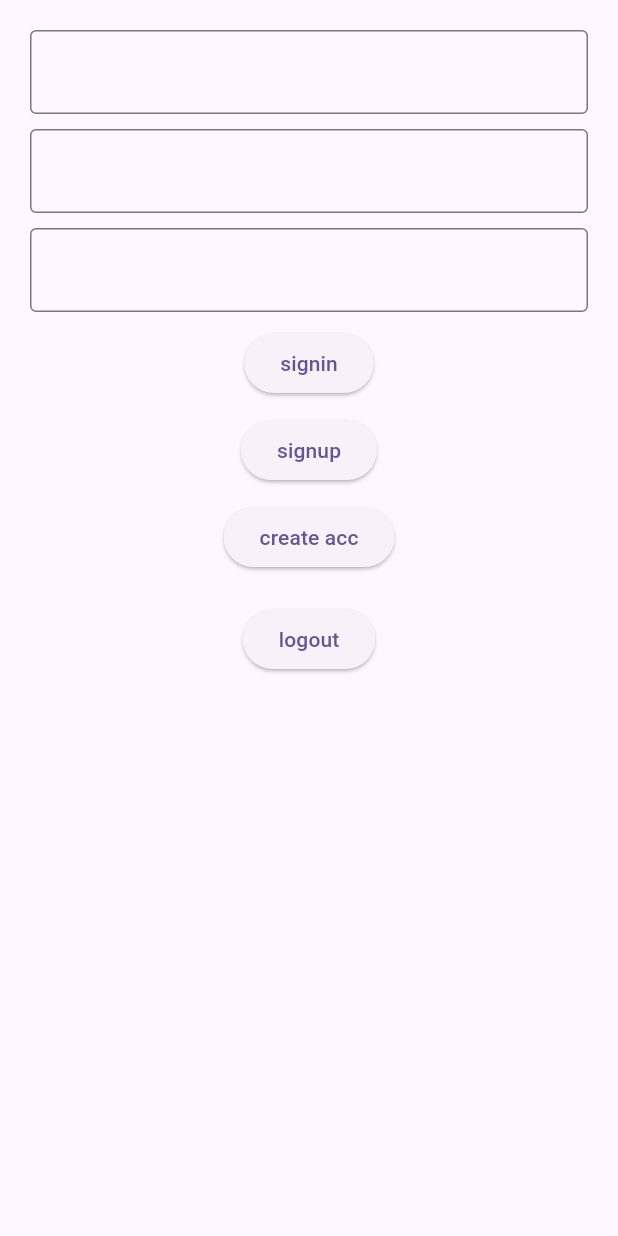
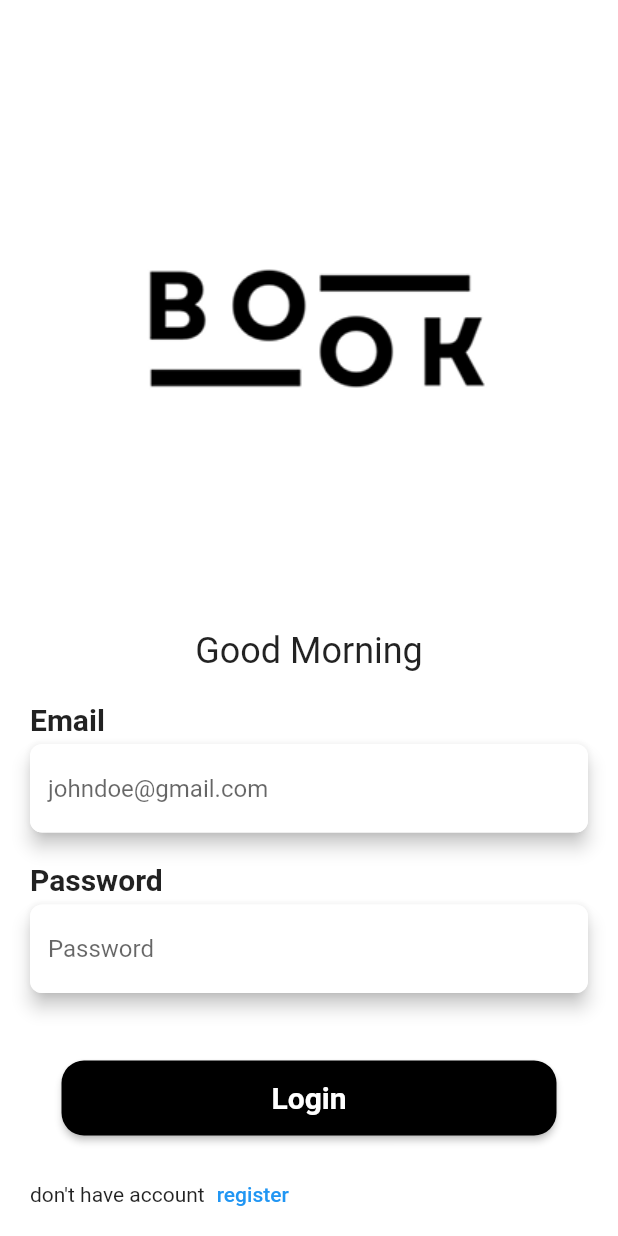
Before and after one commit to mrowenhuang/clean_architecture_book_app, a Flutter app: the screen it shows after launch, on a phone screen of 412 x 824 dp. Run offline on Flutter 3.47's test engine with Material 3 defaults, Android fonts, the phone set to English and light mode, and no system bars; our stand-ins replace bloc, cloud_firestore, dartz, equatable, firebase_auth, firebase_core and 3 more; accounts and stored records are empty.

Commit message:
update auth credential

```diff
--- /dev/null
+++ b/lib/common/navigator/app_navigator.dart
@@ -0,0 +1,14 @@
+import 'package:flutter/material.dart';
+
+class AppNavigator {
+  static void push(BuildContext context, Widget widget) {
+    Navigator.push(context, MaterialPageRoute(builder: (context) => widget));
+  }
+
+  static void pushRemove(BuildContext context, Widget widget) {
+    Navigator.pushReplacement(
+      context,
+      MaterialPageRoute(builder: (context) => widget),
+    );
+  }
+}
--- /dev/null
+++ b/lib/core/config/app_color.dart
@@ -0,0 +1,7 @@
+import 'package:flutter/material.dart';
+import 'package:flutter/services.dart';
+
+class AppColor {
+  static final Color primary = Color(0xff000000);
+  static final Color secondary = Color(0xffffffff);
+}
--- /dev/null
+++ b/lib/core/config/app_theme.dart
@@ -0,0 +1,11 @@
+import 'package:flutter/material.dart';
+import 'package:google_fonts/google_fonts.dart';
+
+class AppTheme {
+  static ThemeData appTheme(BuildContext context) {
+    return ThemeData(
+      useMaterial3: false,
+      fontFamily: GoogleFonts.koHo().fontFamily,
+    );
+  }
+}
--- a/lib/features/auth/data/repositories/repository_impl.dart
+++ b/lib/features/auth/data/repositories/repository_impl.dart
@@ -24,8 +24,6 @@ class RepositoryImpl extends AuthRepository {
       final response = await _remoteDatasource.loginAuth(email, password);
 
       return response.fold((l) => left(ServerFailure(message: l.message)), (r) {
-        final data = r.data() as Map<String, dynamic>;
-
         print(r.data());
 
         return right(UserModel.fromMap(r.data() as Map<String, dynamic>));
--- a/lib/features/auth/presentation/bloc/auth_bloc.dart
+++ b/lib/features/auth/presentation/bloc/auth_bloc.dart
@@ -1,5 +1,6 @@
 import 'dart:async';
 
+import 'package:book_app/features/auth/domain/entities/user_entities.dart';
 import 'package:book_app/features/auth/domain/usecases/auth_credential.dart';
 import 'package:book_app/features/auth/domain/usecases/auth_login.dart';
 import 'package:book_app/features/auth/domain/usecases/auth_signup.dart';
@@ -18,20 +19,22 @@ class AuthBloc extends Bloc<AuthEvent, AuthState> {
     : super(AuthInitial()) {
     on<LoginClickAuthEvent>(loginClickAuthEvent);
     on<SignupClickAuthEvent>(signupClickAuthEvent);
+    on<CredentialAuthClickEvent>(credentialAuthClickEvent);
   }
 
   FutureOr<void> loginClickAuthEvent(
     LoginClickAuthEvent event,
     Emitter<AuthState> emit,
   ) async {
+    emit(LoadingLoginAuthState());
     final response = await _authLogin.call(event.email, event.password);
 
     response.fold(
       (l) {
-        print(l.message);
+        emit(ErrorLoginAuthState(message: l.message));
       },
       (r) {
-        print(r);
+        emit(SuccessLoginAuthState(user: r));
       },
     );
   }
@@ -55,4 +58,11 @@ class AuthBloc extends Bloc<AuthEvent, AuthState> {
       },
     );
   }
+
+  FutureOr<void> credentialAuthClickEvent(
+    CredentialAuthClickEvent event,
+    Emitter<AuthState> emit,
+  ) async {
+    print( await _authCredential.call().first);
+  }
 }
--- a/lib/features/auth/presentation/bloc/auth_event.dart
+++ b/lib/features/auth/presentation/bloc/auth_event.dart
@@ -25,3 +25,5 @@ final class SignupClickAuthEvent extends AuthEvent {
     required this.username,
   });
 }
+
+final class CredentialAuthClickEvent extends AuthEvent {}
--- a/lib/features/auth/presentation/bloc/auth_state.dart
+++ b/lib/features/auth/presentation/bloc/auth_state.dart
@@ -6,12 +6,30 @@ abstract class AuthState extends Equatable {
   @override
   List<Object> get props => [];
 }
+
 class AuthInitial extends AuthState {}
 
-final class LoadingAuthState extends AuthState {}
+final class LoadingLoginAuthState extends AuthState {}
 
-final class SuccessLoginAuthState extends AuthState {}
+final class LoadingSignupAuthState extends AuthState {}
+
+final class SuccessLoginAuthState extends AuthState {
+  final UserEntities user;
+
+  const SuccessLoginAuthState({required this.user});
+
+}
+
 final class SuccessSignupAuthState extends AuthState {}
 
-final class ErrorLoginAuthState extends AuthState {}
-final class ErrorSignupAuthState extends AuthState {}
+final class ErrorLoginAuthState extends AuthState {
+  final String message;
+
+  const ErrorLoginAuthState({required this.message});
+}
+
+final class ErrorSignupAuthState extends AuthState {
+  final String message;
+
+  const ErrorSignupAuthState({required this.message});
+}
--- /dev/null
+++ b/lib/features/auth/presentation/pages/login_page.dart
@@ -0,0 +1,111 @@
+import 'package:book_app/common/navigator/app_navigator.dart';
+import 'package:book_app/core/config/app_color.dart';
+import 'package:book_app/features/auth/presentation/bloc/auth_bloc.dart';
+import 'package:book_app/features/auth/presentation/widgets/title_password_text_field.dart';
+import 'package:book_app/features/auth/presentation/widgets/title_text_field.dart';
+import 'package:book_app/features/bookshelf/presentation/pages/home_page.dart';
+import 'package:firebase_auth/firebase_auth.dart';
+import 'package:flutter/cupertino.dart';
+import 'package:flutter/material.dart';
+import 'package:flutter_bloc/flutter_bloc.dart';
+
+class LoginPage extends StatelessWidget {
+  const LoginPage({super.key});
+
+  @override
+  Widget build(BuildContext context) {
+    final TextEditingController emailC = TextEditingController();
+    final TextEditingController passC = TextEditingController();
+
+    return Scaffold(
+      backgroundColor: AppColor.secondary,
+      body: SafeArea(
+        child: SingleChildScrollView(
+          physics: BouncingScrollPhysics(),
+          padding: EdgeInsets.all(20),
+          child: Column(
+            children: [
+              Image.asset("assets/logo/logo_b.png", height: 400),
+              Text("Good Morning", style: TextStyle(fontSize: 24)),
+              SizedBox(height: 20),
+              titleTextField("Email", "johndoe@gmail.com", emailC),
+              SizedBox(height: 20),
+              titlePasswordTextField("Password", "Password", passC),
+              SizedBox(height: 45),
+              BlocConsumer<AuthBloc, AuthState>(
+                listener: (context, state) {
+                  if (state is SuccessLoginAuthState) {
+                    AppNavigator.push(context, HomePage());
+                  }
+                },
+                bloc: context.read<AuthBloc>(),
+                builder: (context, state) {
+                  if (state is LoadingLoginAuthState) {
+                    ElevatedButton(
+                      style: ElevatedButton.styleFrom(
+                        fixedSize: Size(330, 50),
+                        backgroundColor: AppColor.primary,
+                        shape: RoundedRectangleBorder(
+                          borderRadius: BorderRadius.circular(15),
+                        ),
+                      ),
+                      onPressed: null,
+                      child: CupertinoActivityIndicator(),
+                    );
+                  } else if (state is ErrorLoginAuthState) {
+                    return Text(
+                      "Something was wrong",
+                      style: TextStyle(
+                        fontSize: 20,
+                        fontWeight: FontWeight.bold,
+                      ),
+                    );
+                  }
+                  return ElevatedButton(
+                    style: ElevatedButton.styleFrom(
+                      fixedSize: Size(330, 50),
+                      backgroundColor: AppColor.primary,
+                      shape: RoundedRectangleBorder(
+                        borderRadius: BorderRadius.circular(15),
+                      ),
+                    ),
+                    onPressed: () async {
+                      context.read<AuthBloc>().add(
+                        LoginClickAuthEvent(
+                          email: emailC.text,
+                          password: passC.text,
+                        ),
+                      );
+                    },
+                    child: Text(
+                      "Login",
+                      style: TextStyle(
+                        fontSize: 20,
+                        fontWeight: FontWeight.bold,
+                      ),
+                    ),
+                  );
+                },
+              ),
+              SizedBox(height: 15),
+              Row(
+                children: [
+                  Text("don't have account", style: TextStyle(fontSize: 14)),
+                  TextButton(
+                    onPressed: () {
+                      FirebaseAuth.instance.signOut();
+                    },
+                    child: Text(
+                      "register",
+                      style: TextStyle(fontSize: 14, color: Colors.blue),
+                    ),
+                  ),
+                ],
+              ),
+            ],
+          ),
+        ),
+      ),
+    );
+  }
+}
--- a/lib/features/auth/presentation/pages/login_pages.dart
+++ /dev/null
@@ -1,86 +0,0 @@
-import 'package:book_app/features/auth/data/datasources/remote/remote_datasource.dart';
-import 'package:book_app/features/auth/presentation/bloc/auth_bloc.dart';
-import 'package:cloud_firestore/cloud_firestore.dart';
-import 'package:firebase_auth/firebase_auth.dart';
-import 'package:flutter/material.dart';
-import 'package:flutter_bloc/flutter_bloc.dart';
-
-class LoginPages extends StatelessWidget {
-  const LoginPages({super.key});
-
-  @override
-  Widget build(BuildContext context) {
-    final TextEditingController emailC = TextEditingController();
-    final TextEditingController passC = TextEditingController();
-    final TextEditingController nameC = TextEditingController();
-
-    return Scaffold(
-      body: Padding(
-        padding: EdgeInsets.all(20),
-        child: Column(
-          children: [
-            TextField(
-              controller: nameC,
-              decoration: InputDecoration(border: OutlineInputBorder()),
-            ),
-            SizedBox(height: 10),
-            TextField(
-              controller: emailC,
-              decoration: InputDecoration(border: OutlineInputBorder()),
-            ),
-            SizedBox(height: 10),
-            TextField(
-              controller: passC,
-              decoration: InputDecoration(border: OutlineInputBorder()),
-            ),
-            SizedBox(height: 10),
-            ElevatedButton(
-              onPressed: () {
-                context.read<AuthBloc>().add(
-                  LoginClickAuthEvent(email: emailC.text, password: passC.text),
-                );
-              },
-              child: Text("signin"),
-            ),
-            SizedBox(height: 10),
-            ElevatedButton(
-              onPressed: () {
-                context.read<AuthBloc>().add(
-                  SignupClickAuthEvent(
-                    email: emailC.text,
-                    password: passC.text,
-                    username: nameC.text,
-                  ),
-                );
-              },
-              child: Text("signup"),
-            ),
-            SizedBox(height: 10),
-            ElevatedButton(
-              onPressed: () {
-                // RemoteDatasourceImpl(
-                //   FirebaseFirestore.instance,
-                // ).addAuthData(emailC.text, passC.text, nameC.text);
-              },
-              child: Text("create acc"),
-            ),
-            SizedBox(height: 10),
-            // ElevatedButton(
-            //   onPressed: () {
-            //     RemoteDatasourceImpl(FirebaseFirestore.instance).getAuthData();
-            //   },
-            //   child: Text("get acc"),
-            // ),
-            SizedBox(height: 10),
-            ElevatedButton(
-              onPressed: () async {
-                FirebaseAuth.instance.signOut();
-              },
-              child: Text("logout"),
-            ),
-          ],
-        ),
-      ),
-    );
-  }
-}
--- /dev/null
+++ b/lib/features/auth/presentation/pages/switch_page.dart
@@ -0,0 +1,11 @@
+import 'package:flutter/material.dart';
+
+class SwitchPage extends StatelessWidget {
+  const SwitchPage({super.key});
+
+  @override
+  Widget build(BuildContext context) {
+    // return StreamBuilder(stream: , builder: builder);
+    return Scaffold();
+  }
+}
--- /dev/null
+++ b/lib/features/auth/presentation/widgets/title_password_text_field.dart
@@ -0,0 +1,33 @@
+import 'package:book_app/core/config/app_color.dart';
+import 'package:flutter/material.dart';
+
+Widget titlePasswordTextField(
+  String title,
+  String hintText,
+  TextEditingController controller,
+) {
+  return Column(
+    crossAxisAlignment: CrossAxisAlignment.start,
+    children: [
+      Text(title, style: TextStyle(fontSize: 20, fontWeight: FontWeight.bold)),
+      SizedBox(height: 5),
+      Material(
+        elevation: 5,
+        borderRadius: BorderRadius.circular(8),
+        child: TextField(
+          controller: controller,
+          obscureText: true,
+          decoration: InputDecoration(
+            border: OutlineInputBorder(
+              borderSide: BorderSide.none,
+              borderRadius: BorderRadius.circular(8),
+            ),
+            hintText: hintText,
+            fillColor: AppColor.secondary,
+            filled: true,
+          ),
+        ),
+      ),
+    ],
+  );
+}
--- /dev/null
+++ b/lib/features/auth/presentation/widgets/title_text_field.dart
@@ -0,0 +1,32 @@
+import 'package:book_app/core/config/app_color.dart';
+import 'package:flutter/material.dart';
+
+Widget titleTextField(
+  String title,
+  String hintText,
+  TextEditingController controller,
+) {
+  return Column(
+    crossAxisAlignment: CrossAxisAlignment.start,
+    children: [
+      Text(title, style: TextStyle(fontSize: 20, fontWeight: FontWeight.bold)),
+      SizedBox(height: 5),
+      Material(
+        elevation: 5,
+        borderRadius: BorderRadius.circular(8),
+        child: TextField(
+          controller: controller,
+          decoration: InputDecoration(
+            border: OutlineInputBorder(
+              borderSide: BorderSide.none,
+              borderRadius: BorderRadius.circular(8),
+            ),
+            hintText: hintText,
+            fillColor: AppColor.secondary,
+            filled: true,
+          ),
+        ),
+      ),
+    ],
+  );
+}
--- /dev/null
+++ b/lib/features/bookshelf/presentation/pages/home_page.dart
@@ -0,0 +1,10 @@
+import 'package:flutter/material.dart';
+
+class HomePage extends StatelessWidget {
+  const HomePage({super.key});
+
+  @override
+  Widget build(BuildContext context) {
+    return Scaffold();
+  }
+}
--- a/lib/main.dart
+++ b/lib/main.dart
@@ -1,5 +1,6 @@
+import 'package:book_app/core/config/app_theme.dart';
 import 'package:book_app/features/auth/presentation/bloc/auth_bloc.dart';
-import 'package:book_app/features/auth/presentation/pages/login_pages.dart';
+import 'package:book_app/features/auth/presentation/pages/login_page.dart';
 import 'package:book_app/firebase_options.dart';
 import 'package:book_app/injection.dart';
 import 'package:firebase_core/firebase_core.dart';
@@ -20,13 +21,12 @@ class MyApp extends StatelessWidget {
   @override
   Widget build(BuildContext context) {
     return BlocProvider(
-      create: (context) => sl<AuthBloc>(),
+      create: (context) => sl<AuthBloc>()..add(CredentialAuthClickEvent()),
       child: MaterialApp(
         title: 'Flutter Demo',
-        theme: ThemeData(
-          colorScheme: ColorScheme.fromSeed(seedColor: Colors.deepPurple),
-        ),
-        home: LoginPages(),
+        debugShowCheckedModeBanner: false,
+        theme: AppTheme.appTheme(context),
+        home: LoginPage(),
       ),
     );
   }
```
Also changed, not shown: pubspec.yaml (+4 -4 lines), assets/logo/logo_b.png (added), lib/features/auth/presentation/pages/signup_page.dart (added), 1 other file.
